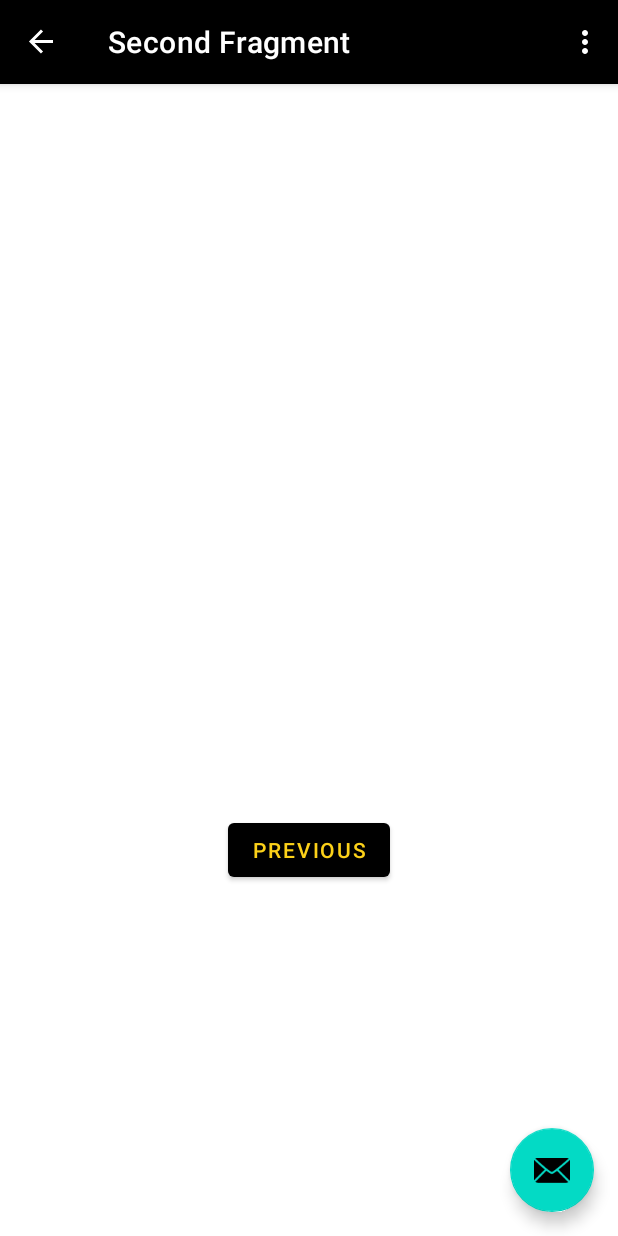
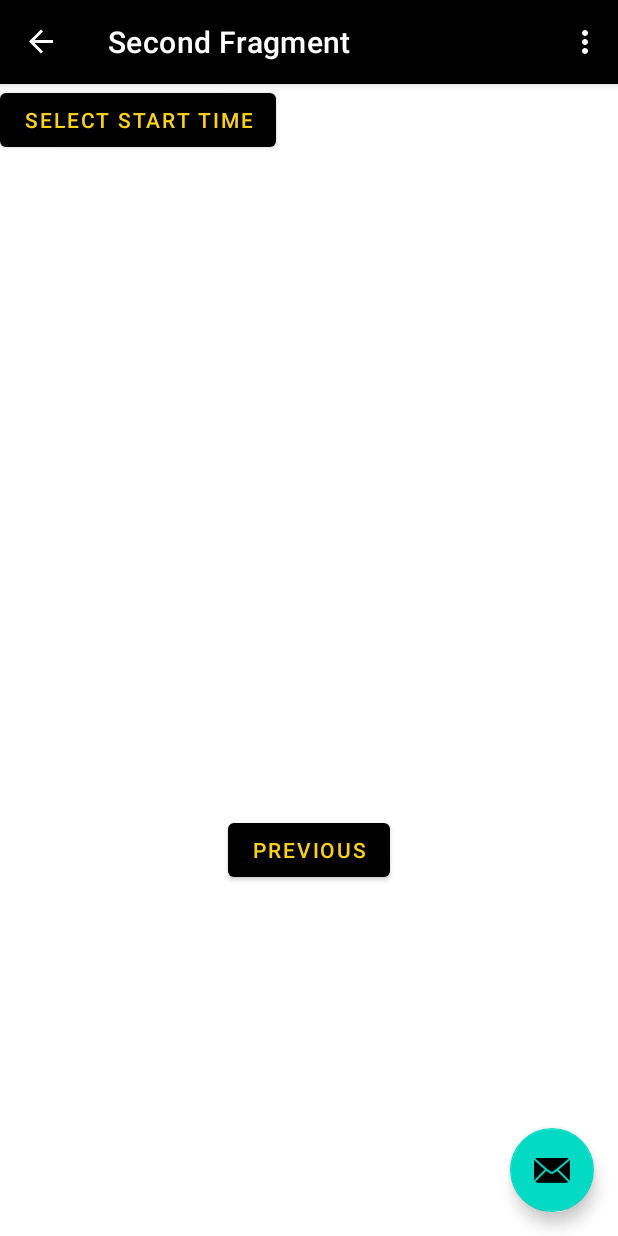
Before and after one commit to AustinWittenburg/Chair-App, an Android app: the SecondFragment screen opened through its navigation route, on a phone screen of 412 x 824 dp. Run offline under Robolectric (Android 15) with nearby library versions, the phone set to English and light mode, and no system bars; our stand-ins replace Firebase (no records; nobody signed in at launch, a user with empty details on screens opened directly), navigation-ui.

Commit message:
changes to reserve page made it a fragment

```diff
--- a/app/src/main/java/com/example/chairapp/MainActivity.java
+++ b/app/src/main/java/com/example/chairapp/MainActivity.java
@@ -1,5 +1,6 @@
 package com.example.chairapp;
 
+import android.app.TimePickerDialog;
 import android.os.Bundle;
 
 import com.google.android.material.snackbar.Snackbar;
@@ -19,11 +20,20 @@ import com.google.firebase.database.FirebaseDatabase;
 
 import android.view.Menu;
 import android.view.MenuItem;
+import android.widget.Button;
+import android.widget.TimePicker;
+
+import java.util.Locale;
 
 public class MainActivity extends AppCompatActivity {
 
     private AppBarConfiguration appBarConfiguration;
     private ActivityMainBinding binding;
+
+    Button startTimeButton;
+    Button endTimeButton;
+    int start_hour, start_minute,end_hour, end_minute;
+
 
     @Override
     protected void onCreate(Bundle savedInstanceState) {
@@ -37,6 +47,9 @@ public class MainActivity extends AppCompatActivity {
         NavController navController = Navigation.findNavController(this, R.id.nav_host_fragment_content_main);
         appBarConfiguration = new AppBarConfiguration.Builder(navController.getGraph()).build();
         NavigationUI.setupActionBarWithNavController(this, navController, appBarConfiguration);
+
+        startTimeButton = findViewById(R.id.button);
+        endTimeButton = findViewById(R.id.button_endTime);
 
         binding.fab.setOnClickListener(new View.OnClickListener() {
             @Override
@@ -75,4 +88,27 @@ public class MainActivity extends AppCompatActivity {
         return NavigationUI.navigateUp(navController, appBarConfiguration)
                 || super.onSupportNavigateUp();
     }
+
+    public void popTimePicker(View view){
+        TimePickerDialog.OnTimeSetListener onTimeSetListener = new TimePickerDialog.OnTimeSetListener() {
+            @Override
+            public void onTimeSet(TimePicker timePicker, int selectedHour, int selectedMinute) {
+                start_hour = selectedHour;
+                start_minute= selectedMinute;
+                end_hour = selectedHour;
+                end_minute = selectedMinute;
+                startTimeButton.setText(String.format(Locale.getDefault(), "%02d:%02d", start_hour, start_minute));
+                endTimeButton.setText(String.format(Locale.getDefault(),"%02d:%02d", end_hour, end_minute));
+            }
+        };
+
+
+
+        TimePickerDialog timePickerDialog = new TimePickerDialog(this, onTimeSetListener,start_hour, start_minute,false);
+        TimePickerDialog endTimePickerDialog = new TimePickerDialog(this, onTimeSetListener,end_hour,end_minute,false);
+        endTimePickerDialog.setTitle("Select End Time");
+        endTimePickerDialog.show();
+        timePickerDialog.setTitle("Select Start Time");
+        timePickerDialog.show();
+    }
 }
--- a/app/src/main/res/layout/fragment_second.xml
+++ b/app/src/main/res/layout/fragment_second.xml
@@ -24,4 +24,14 @@
         app:layout_constraintEnd_toEndOf="parent"
         app:layout_constraintStart_toStartOf="parent"
         app:layout_constraintTop_toBottomOf="@id/textview_second" />
+
+    <Button
+        android:id="@+id/button"
+        android:onClick="popTimePicker"
+        android:layout_width="wrap_content"
+        android:layout_height="wrap_content"
+        android:text="@string/select_start_time"
+        tools:layout_editor_absoluteX="175dp"
+        tools:layout_editor_absoluteY="129dp"
+        tools:ignore="MissingConstraints" />
 </androidx.constraintlayout.widget.ConstraintLayout>
--- a/app/src/main/res/navigation/nav_graph.xml
+++ b/app/src/main/res/navigation/nav_graph.xml
@@ -25,4 +25,16 @@
             android:id="@+id/action_SecondFragment_to_FirstFragment"
             app:destination="@id/FirstFragment" />
     </fragment>
+
+    <fragment
+        android:id="@+id/Reserve"
+        android:name="com.example.chairapp.Reserve"
+        android:label="@string/Reserve"
+        tools:layout="@layout/reserve">
+
+        <action
+            android:id="@+id/action_Reserve_to_SecondFragment"
+            app:destination="@id/SecondFragment" />
+
+    </fragment>
 </navigation>
```
Also changed, not shown: app/src/main/java/com/example/chairapp/Reserve.java (+29 -43 lines), app/src/main/res/layout/reserve.xml (+18 -30 lines).
